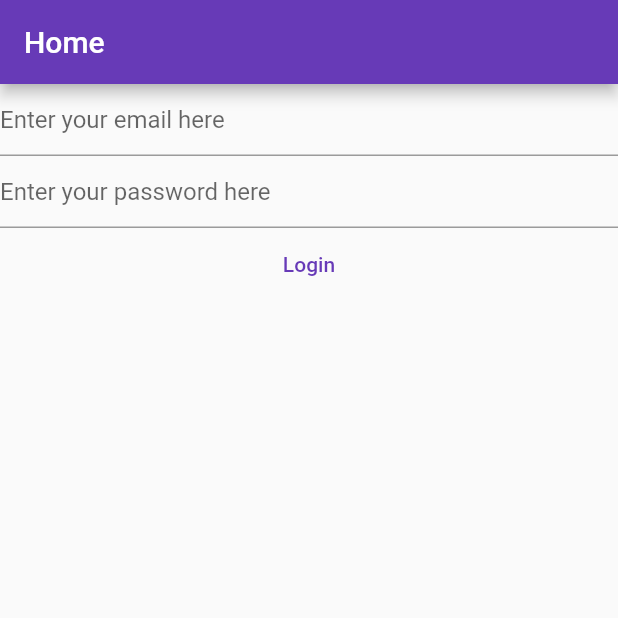
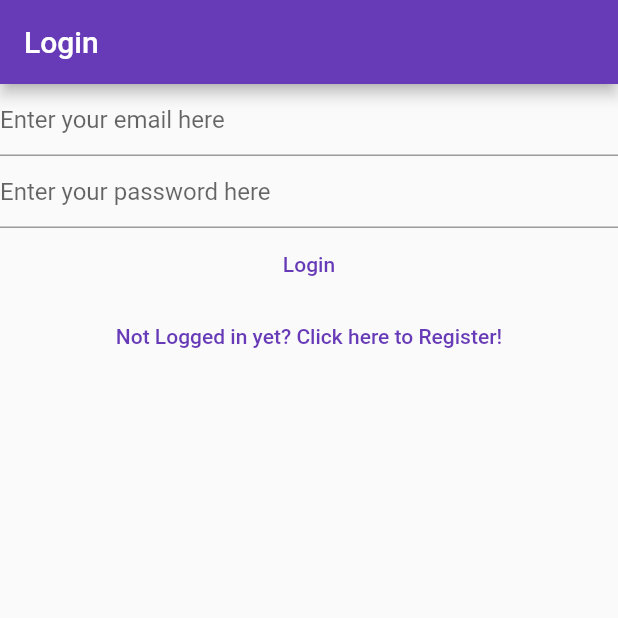
Before and after one commit to dcaayushd/Flutter, a Flutter app: the screen it shows after launch, on a phone screen of 412 x 824 dp, the top half of it. Run offline on Flutter 3.47's test engine with Material 2 defaults, Android fonts, the phone set to English and light mode, and no system bars; our stand-ins replace firebase_auth, firebase_core; accounts and stored records are empty.

Commit message:
Day 5 completed

```diff
--- a/lib/main.dart
+++ b/lib/main.dart
@@ -2,6 +2,8 @@ import 'package:firebase_auth/firebase_auth.dart';
 import 'package:firebase_core/firebase_core.dart';
 import 'package:flutter/material.dart';
 import 'package:mynotes/views/login_view.dart';
+import 'package:mynotes/views/register_view.dart';
+import 'package:mynotes/views/verify_email_view.dart';
 
 import 'firebase_options.dart';
 
@@ -14,6 +16,10 @@ void main() {
       primarySwatch: Colors.deepPurple,
     ),
     home: const HomePage(),
+    routes: {
+      '/login/': (context) => const LoginView(),
+      '/register/': (context) => const RegisterView(),
+    },
   ));
 }
 
@@ -22,52 +28,27 @@ class HomePage extends StatelessWidget {
 
   @override
   Widget build(BuildContext context) {
-    return Scaffold(
-      appBar: AppBar(
-        title: const Text('Home'),
-      ),
-      body: FutureBuilder(
+    return FutureBuilder(
       future: Firebase.initializeApp(
           options: DefaultFirebaseOptions.currentPlatform),
       builder: (context, snapshot) {
         switch (snapshot.connectionState) {
           case ConnectionState.done:
-              // final user = FirebaseAuth.instance.currentUser;
-              // if (user?.emailVerified ?? false) {
-              //   return const Text('Done');
-              // } else {
-              //   return const VerifyEmailView();
-              // }
+            final user = FirebaseAuth.instance.currentUser;
+            if (user != null) {
+              if (user.emailVerified) {
+                print('Email Verified');
+              } else {
+                return const VerifyEmailView();
+              }
+            } else {
               return const LoginView();
+            }
+            return const Text('Done');
           default:
-              return const Text('Loading....');
+            return const CircularProgressIndicator();
         }
       },
-      ),
     );
   }
 }
-
-class VerifyEmailView extends StatefulWidget {
-  const VerifyEmailView({super.key});
-
-  @override
-  State<VerifyEmailView> createState() => VerifyEmailViewState();
-}
-
-class VerifyEmailViewState extends State<VerifyEmailView> {
-  @override
-  Widget build(BuildContext context) {
-    return Column(
-      children: [
-        Text('Please Verify your Email'),
-        TextButton(
-            onPressed: (() async {
-              final user = FirebaseAuth.instance.currentUser;
-              await user?.sendEmailVerification();
-            }),
-            child: Text('Send Email Verification'))
-      ],
-    );
-  }
-}
--- a/lib/views/login_view.dart
+++ b/lib/views/login_view.dart
@@ -1,7 +1,5 @@
 import 'package:firebase_auth/firebase_auth.dart';
-import 'package:firebase_core/firebase_core.dart';
 import 'package:flutter/material.dart';
-import 'package:mynotes/firebase_options.dart';
 
 class LoginView extends StatefulWidget {
   const LoginView({super.key});
@@ -29,14 +27,16 @@ class _LoginViewState extends State<LoginView> {
 
   @override
   Widget build(BuildContext context) {
-    return Column(
+    return Scaffold(
+      appBar: AppBar(title: Text('Login')),
+      body: Column(
         children: [
           TextField(
             controller: _email,
             keyboardType: TextInputType.emailAddress,
             autocorrect: false,
-                    decoration: const InputDecoration(
-                        hintText: 'Enter your email here'),
+            decoration:
+                const InputDecoration(hintText: 'Enter your email here'),
           ),
           TextField(
             controller: _password,
@@ -67,7 +67,15 @@ class _LoginViewState extends State<LoginView> {
             },
             child: const Text('Login'),
           ),
+          TextButton(
+            onPressed: () {
+              Navigator.of(context)
+                  .pushNamedAndRemoveUntil('/register/', (route) => false);
+            },
+            child: Text('Not Logged in yet? Click here to Register!'),
+          )
         ],
+      ),
     );
   }
 }
--- a/lib/views/register_view.dart
+++ b/lib/views/register_view.dart
@@ -1,7 +1,5 @@
 import 'package:firebase_auth/firebase_auth.dart';
-import 'package:firebase_core/firebase_core.dart';
 import 'package:flutter/material.dart';
-import 'package:mynotes/firebase_options.dart';
 
 class RegisterView extends StatefulWidget {
   const RegisterView({super.key});
@@ -29,14 +27,16 @@ class _RegisterViewState extends State<RegisterView> {
 
   @override
   Widget build(BuildContext context) {
-    return Column(
+    return Scaffold(
+      appBar: AppBar(title: Text('Register')),
+      body: Column(
         children: [
           TextField(
             controller: _email,
             keyboardType: TextInputType.emailAddress,
             autocorrect: false,
-                    decoration: const InputDecoration(
-                        hintText: 'Enter your email here'),
+            decoration:
+                const InputDecoration(hintText: 'Enter your email here'),
           ),
           TextField(
             controller: _password,
@@ -64,15 +64,22 @@ class _RegisterViewState extends State<RegisterView> {
                   print('Email is already in use');
                 } else if (e.code == 'invalid-email') {
                   print('Invalid Email');
-                        } else if (e.code ==
-                            'The email address is badly formatted') {
+                } else if (e.code == 'The email address is badly formatted') {
                   print('Invalid Email');
                 }
               }
             },
             child: const Text('Register'),
           ),
+          TextButton(
+            onPressed: () {
+              Navigator.of(context)
+                  .pushNamedAndRemoveUntil('/login/', (route) => false);
+            },
+            child: Text('Already Registered? Login Here!'),
+          )
         ],
+      ),
     );
   }
 }
```
Also changed, not shown: lib/views/verify_email_view.dart (added, +31 -0 lines). Lines whose indentation alone changed are shown as unchanged.
